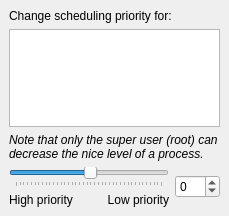
Qt form libs/libksysguard/processui/ReniceDlgUi.ui (RJVB/kdm5) before a commit.
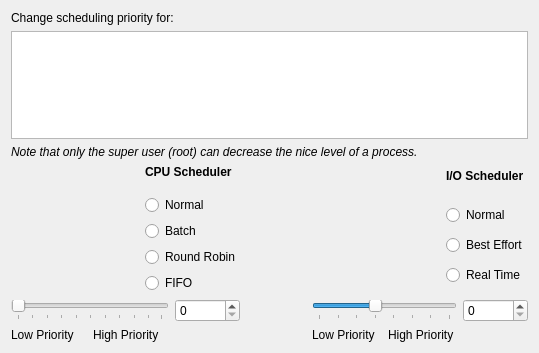
The same form after that commit. Icons and pictures are not drawn.

Commit message: Initial commit of renice dialog

Diff of the .ui file:
```diff
--- a/libs/libksysguard/processui/ReniceDlgUi.ui
+++ b/libs/libksysguard/processui/ReniceDlgUi.ui
@@ -5,17 +5,11 @@
    <rect>
     <x>0</x>
     <y>0</y>
-    <width>229</width>
-    <height>216</height>
+    <width>539</width>
+    <height>353</height>
    </rect>
   </property>
   <layout class="QVBoxLayout" >
-   <property name="margin" >
-    <number>9</number>
-   </property>
-   <property name="spacing" >
-    <number>6</number>
-   </property>
    <item>
     <widget class="QLabel" name="lblMessage1" >
      <property name="text" >
@@ -32,9 +26,7 @@
    <item>
     <widget class="QListWidget" name="listWidget" >
      <property name="sizePolicy" >
-      <sizepolicy>
-       <hsizetype>5</hsizetype>
-       <vsizetype>5</vsizetype>
+      <sizepolicy vsizetype="Preferred" hsizetype="Preferred" >
        <horstretch>0</horstretch>
        <verstretch>1</verstretch>
       </sizepolicy>
@@ -70,62 +62,334 @@
     </widget>
    </item>
    <item>
-    <layout class="QHBoxLayout" >
-     <property name="margin" >
-      <number>0</number>
-     </property>
-     <property name="spacing" >
-      <number>6</number>
-     </property>
-     <item>
+    <layout class="QGridLayout" >
+     <item row="0" column="0" >
+      <widget class="QLabel" name="imgCPU" >
+       <property name="minimumSize" >
+        <size>
+         <width>128</width>
+         <height>128</height>
+        </size>
+       </property>
+       <property name="maximumSize" >
+        <size>
+         <width>128</width>
+         <height>128</height>
+        </size>
+       </property>
+       <property name="text" >
+        <string/>
+       </property>
+       <property name="textFormat" >
+        <enum>Qt::AutoText</enum>
+       </property>
+       <property name="pixmap" >
+        <pixmap/>
+       </property>
+      </widget>
+     </item>
+     <item row="0" column="1" >
+      <layout class="QVBoxLayout" >
+       <item>
+        <widget class="QLabel" name="label" >
+         <property name="font" >
+          <font>
+           <weight>75</weight>
+           <bold>true</bold>
+          </font>
+         </property>
+         <property name="text" >
+          <string>CPU Scheduler</string>
+         </property>
+         <property name="alignment" >
+          <set>Qt::AlignLeading|Qt::AlignLeft|Qt::AlignTop</set>
+         </property>
+        </widget>
+       </item>
+       <item>
+        <widget class="QRadioButton" name="radioNormal" >
+         <property name="toolTip" >
+          <string>&lt;html>&lt;head>&lt;meta name="qrichtext" content="1" />&lt;style type="text/css">
+p, li { white-space: pre-wrap; }
+&lt;/style>&lt;/head>&lt;body style=" font-family:'Sans Serif'; font-size:9pt; font-weight:400; font-style:normal;">
+&lt;p style=" margin-top:0px; margin-bottom:0px; margin-left:0px; margin-right:0px; -qt-block-indent:0; text-indent:0px;">The standard time-sharing scheduler for processes without special requirements.&lt;/p>&lt;/body>&lt;/html></string>
+         </property>
+         <property name="whatsThis" >
+          <string>&lt;html>&lt;head>&lt;meta name="qrichtext" content="1" />&lt;style type="text/css">
+p, li { white-space: pre-wrap; }
+&lt;/style>&lt;/head>&lt;body style=" font-family:'Sans Serif'; font-size:9pt; font-weight:400; font-style:normal;">
+&lt;p style=" margin-top:0px; margin-bottom:0px; margin-left:0px; margin-right:0px; -qt-block-indent:0; text-indent:0px;">&lt;span style=" font-weight:600;">Normal Scheduling: Default Linux time-sharing  (Other)&lt;/span>&lt;/p>
+&lt;p style=" margin-top:0px; margin-bottom:0px; margin-left:0px; margin-right:0px; -qt-block-indent:0; text-indent:0px; font-weight:600;">Normal&lt;span style=" font-weight:400;"> is the standard Linux time-sharing scheduler that is intended for all processes that do not  require special static priority real-time mechanisms. The process to run is chosen from the list of other&lt;/span> Normal&lt;span style=" font-weight:400;"> or &lt;/span>Batch&lt;span style=" font-weight:400;"> processes based on a dynamic priority that is determined only inside this list. The dynamic priority is based on the priority level given and increased for each time-quantum the process is ready to run, but denied to run by the scheduler. This ensures fair progress among all Normal processes.&lt;/span>&lt;/p>&lt;/body>&lt;/html></string>
+         </property>
+         <property name="text" >
+          <string>Normal</string>
+         </property>
+        </widget>
+       </item>
+       <item>
+        <widget class="QRadioButton" name="radioBatch" >
+         <property name="toolTip" >
+          <string>&lt;html>&lt;head>&lt;meta name="qrichtext" content="1" />&lt;style type="text/css">
+p, li { white-space: pre-wrap; }
+&lt;/style>&lt;/head>&lt;body style=" font-family:'Sans Serif'; font-size:9pt; font-weight:400; font-style:normal;">
+&lt;p style=" margin-top:0px; margin-bottom:0px; margin-left:0px; margin-right:0px; -qt-block-indent:0; text-indent:0px;">For cpu-intensive non-interactive processes.  Process is mildly disfavoured in scheduling decisions.&lt;/p>&lt;/body>&lt;/html></string>
+         </property>
+         <property name="whatsThis" >
+          <string>&lt;html>&lt;head>&lt;meta name="qrichtext" content="1" />&lt;style type="text/css">
+p, li { white-space: pre-wrap; }
+&lt;/style>&lt;/head>&lt;body style=" font-family:'Sans Serif'; font-size:9pt; font-weight:400; font-style:normal;">
+&lt;p style=" margin-top:0px; margin-bottom:0px; margin-left:0px; margin-right:0px; -qt-block-indent:0; text-indent:0px;">&lt;span style=" font-weight:600;">Batch Scheduling&lt;/span>&lt;/p>
+&lt;p style=" margin-top:0px; margin-bottom:0px; margin-left:0px; margin-right:0px; -qt-block-indent:0; text-indent:0px; font-weight:600;">&lt;span style=" font-weight:400; font-style:italic;">(Since Linux 2.6.16.)&lt;/span>&lt;span style=" font-weight:400;"> This policy is similar to &lt;/span>Normal&lt;span style=" font-weight:400;">, except that this policy will cause the scheduler to always assume that the process is CPU-intensive.  Consequently, the scheduler will apply a small scheduling penalty so that this process is mildly disfavored in scheduling decisions. This policy is useful for workloads that are non-interactive, but do not want to lower their nice value, and for workloads that want a deterministic scheduling policy without interactivity causing extra preemptions (between the workload's tasks).&lt;/span>&lt;/p>&lt;/body>&lt;/html></string>
+         </property>
+         <property name="text" >
+          <string>Batch</string>
+         </property>
+        </widget>
+       </item>
+       <item>
+        <widget class="QRadioButton" name="radioRR" >
+         <property name="toolTip" >
+          <string>&lt;html>&lt;head>&lt;meta name="qrichtext" content="1" />&lt;style type="text/css">
+p, li { white-space: pre-wrap; }
+&lt;/style>&lt;/head>&lt;body style=" font-family:'Sans Serif'; font-size:9pt; font-weight:400; font-style:normal;">
+&lt;p style=" margin-top:0px; margin-bottom:0px; margin-left:0px; margin-right:0px; -qt-block-indent:0; text-indent:0px;">Process will run whenever runable.  Higher priority than Normal or Batch.  Has Timeslicing.&lt;/p>&lt;/body>&lt;/html></string>
+         </property>
+         <property name="whatsThis" >
+          <string>&lt;html>&lt;head>&lt;meta name="qrichtext" content="1" />&lt;style type="text/css">
+p, li { white-space: pre-wrap; }
+&lt;/style>&lt;/head>&lt;body style=" font-family:'Sans Serif'; font-size:9pt; font-weight:400; font-style:normal;">
+&lt;p style=" margin-top:0px; margin-bottom:0px; margin-left:0px; margin-right:0px; -qt-block-indent:0; text-indent:0px;">&lt;span style=" font-weight:600;">Round Robin Scheduling&lt;/span>&lt;/p>
+&lt;p style=" margin-top:0px; margin-bottom:0px; margin-left:0px; margin-right:0px; -qt-block-indent:0; text-indent:0px;">&lt;span style=" font-weight:600;">Round Robin&lt;/span> is a simple enhancement of &lt;span style=" font-weight:600;">FIFO&lt;/span>.  Everything described below for &lt;span style=" font-weight:600;">FIFO&lt;/span> also applies to &lt;span style=" font-weight:600;">Round Robin&lt;/span>, except that each process is only allowed to run for a maximum time quantum.&lt;/p>&lt;/body>&lt;/html></string>
+         </property>
+         <property name="text" >
+          <string>Round Robin</string>
+         </property>
+        </widget>
+       </item>
+       <item>
+        <widget class="QRadioButton" name="radioFIFO" >
+         <property name="toolTip" >
+          <string>&lt;html>&lt;head>&lt;meta name="qrichtext" content="1" />&lt;style type="text/css">
+p, li { white-space: pre-wrap; }
+&lt;/style>&lt;/head>&lt;body style=" font-family:'Sans Serif'; font-size:9pt; font-weight:400; font-style:normal;">
+&lt;p style=" margin-top:0px; margin-bottom:0px; margin-left:0px; margin-right:0px; -qt-block-indent:0; text-indent:0px;">Process will run whenever runable.  Higher priority that Normal or Batch.  No timeslicing.&lt;/p>&lt;/body>&lt;/html></string>
+         </property>
+         <property name="whatsThis" >
+          <string>&lt;html>&lt;head>&lt;meta name="qrichtext" content="1" />&lt;style type="text/css">
+p, li { white-space: pre-wrap; }
+&lt;/style>&lt;/head>&lt;body style=" font-family:'Sans Serif'; font-size:9pt; font-weight:400; font-style:normal;">
+&lt;p style=" margin-top:0px; margin-bottom:0px; margin-left:0px; margin-right:0px; -qt-block-indent:0; text-indent:0px;">&lt;span style=" font-weight:600;">First In-First Out Scheduling&lt;/span>&lt;/p>
+&lt;p style=" margin-top:0px; margin-bottom:0px; margin-left:0px; margin-right:0px; -qt-block-indent:0; text-indent:0px;">When  a  &lt;span style=" font-weight:600;">FIFO&lt;/span> process  becomes  runnable,  it  will always immediately preempt any currently running &lt;span style=" font-weight:600;">Normal&lt;/span> or &lt;span style=" font-weight:600;">Batch&lt;/span> process.&lt;/p>&lt;/body>&lt;/html></string>
+         </property>
+         <property name="text" >
+          <string>FIFO</string>
+         </property>
+        </widget>
+       </item>
+      </layout>
+     </item>
+     <item row="0" column="2" >
+      <spacer>
+       <property name="orientation" >
+        <enum>Qt::Horizontal</enum>
+       </property>
+       <property name="sizeType" >
+        <enum>QSizePolicy::MinimumExpanding</enum>
+       </property>
+       <property name="sizeHint" >
+        <size>
+         <width>40</width>
+         <height>20</height>
+        </size>
+       </property>
+      </spacer>
+     </item>
+     <item row="0" column="3" >
+      <widget class="QLabel" name="imgIO" >
+       <property name="minimumSize" >
+        <size>
+         <width>128</width>
+         <height>128</height>
+        </size>
+       </property>
+       <property name="maximumSize" >
+        <size>
+         <width>128</width>
+         <height>128</height>
+        </size>
+       </property>
+       <property name="text" >
+        <string/>
+       </property>
+       <property name="pixmap" >
+        <pixmap/>
+       </property>
+      </widget>
+     </item>
+     <item row="0" column="4" >
+      <layout class="QVBoxLayout" >
+       <item>
+        <widget class="QLabel" name="label_3" >
+         <property name="maximumSize" >
+          <size>
+           <width>16777215</width>
+           <height>26</height>
+          </size>
+         </property>
+         <property name="font" >
+          <font>
+           <weight>75</weight>
+           <bold>true</bold>
+          </font>
+         </property>
+         <property name="text" >
+          <string>I/O Scheduler</string>
+         </property>
+         <property name="alignment" >
+          <set>Qt::AlignLeading|Qt::AlignLeft|Qt::AlignTop</set>
+         </property>
+        </widget>
+       </item>
+       <item>
+        <widget class="QRadioButton" name="radioIdle" >
+         <property name="toolTip" >
+          <string>&lt;html>&lt;head>&lt;meta name="qrichtext" content="1" />&lt;style type="text/css">
+p, li { white-space: pre-wrap; }
+&lt;/style>&lt;/head>&lt;body style=" font-family:'Sans Serif'; font-size:9pt; font-weight:400; font-style:normal;">
+&lt;p style=" margin-top:0px; margin-bottom:0px; margin-left:0px; margin-right:0px; -qt-block-indent:0; text-indent:0px;">Process only gets to use the disk when no other process has used it very recently.&lt;/p>&lt;/body>&lt;/html></string>
+         </property>
+         <property name="whatsThis" >
+          <string>&lt;html>&lt;head>&lt;meta name="qrichtext" content="1" />&lt;style type="text/css">
+p, li { white-space: pre-wrap; }
+&lt;/style>&lt;/head>&lt;body style=" font-family:'Sans Serif'; font-size:9pt; font-weight:400; font-style:normal;">
+&lt;p style=" margin-top:0px; margin-bottom:0px; margin-left:0px; margin-right:0px; -qt-block-indent:0; text-indent:0px;">&lt;span style=" font-weight:600;">Normal Scheduling &lt;/span>&lt;span style=" font-weight:600;">(Idle)&lt;/span>&lt;/p>
+&lt;p style=" margin-top:0px; margin-bottom:0px; margin-left:0px; margin-right:0px; -qt-block-indent:0; text-indent:0px;">A  program running with &lt;span style=" font-weight:600;">Normal&lt;/span> I/O priority will only get disk time when no other program has asked for disk I/O for a defined grace period. The impact of &lt;span style=" font-weight:600;">Normal&lt;/span> I/O processes on normal system activity should be zero. Priority is not applicable to this scheduling class.&lt;/p>&lt;/body>&lt;/html></string>
+         </property>
+         <property name="text" >
+          <string>Normal</string>
+         </property>
+        </widget>
+       </item>
+       <item>
+        <widget class="QRadioButton" name="radioBestEffort" >
+         <property name="toolTip" >
+          <string>&lt;html>&lt;head>&lt;meta name="qrichtext" content="1" />&lt;style type="text/css">
+p, li { white-space: pre-wrap; }
+&lt;/style>&lt;/head>&lt;body style=" font-family:'Sans Serif'; font-size:9pt; font-weight:400; font-style:normal;">
+&lt;p style=" margin-top:0px; margin-bottom:0px; margin-left:0px; margin-right:0px; -qt-block-indent:0; text-indent:0px;">Process is given higher priority to access the disk than Normal.&lt;/p>&lt;/body>&lt;/html></string>
+         </property>
+         <property name="whatsThis" >
+          <string>&lt;html>&lt;head>&lt;meta name="qrichtext" content="1" />&lt;style type="text/css">
+p, li { white-space: pre-wrap; }
+&lt;/style>&lt;/head>&lt;body style=" font-family:'Sans Serif'; font-size:9pt; font-weight:400; font-style:normal;">
+&lt;p style=" margin-top:0px; margin-bottom:0px; margin-left:0px; margin-right:0px; -qt-block-indent:0; text-indent:0px;">&lt;span style=" font-weight:600;">Best Effort Scheduling&lt;/span>&lt;/p>
+&lt;p style=" margin-top:0px; margin-bottom:0px; margin-left:0px; margin-right:0px; -qt-block-indent:0; text-indent:0px;">Processes with a higher priority will take priority for access to the hard disk.  Programs running at the same &lt;span style=" font-weight:600;">Best Effort&lt;/span> priority are served in a &lt;span style=" font-weight:600;">Round Robin&lt;/span> fashion.&lt;/p>&lt;/body>&lt;/html></string>
+         </property>
+         <property name="text" >
+          <string>Best Effort</string>
+         </property>
+        </widget>
+       </item>
+       <item>
+        <widget class="QRadioButton" name="radioRealTime" >
+         <property name="toolTip" >
+          <string>&lt;html>&lt;head>&lt;meta name="qrichtext" content="1" />&lt;style type="text/css">
+p, li { white-space: pre-wrap; }
+&lt;/style>&lt;/head>&lt;body style=" font-family:'Sans Serif'; font-size:9pt; font-weight:400; font-style:normal;">
+&lt;p style=" margin-top:0px; margin-bottom:0px; margin-left:0px; margin-right:0px; -qt-block-indent:0; text-indent:0px;">Process gets immediate access to the hard disk whenever needed, regardless of what else is going on.&lt;/p>&lt;/body>&lt;/html></string>
+         </property>
+         <property name="whatsThis" >
+          <string>&lt;html>&lt;head>&lt;meta name="qrichtext" content="1" />&lt;style type="text/css">
+p, li { white-space: pre-wrap; }
+&lt;/style>&lt;/head>&lt;body style=" font-family:'Sans Serif'; font-size:9pt; font-weight:400; font-style:normal;">
+&lt;p style=" margin-top:0px; margin-bottom:0px; margin-left:0px; margin-right:0px; -qt-block-indent:0; text-indent:0px;">&lt;span style=" font-weight:600;">Real Time Scheduling&lt;/span>&lt;/p>
+&lt;p style=" margin-top:0px; margin-bottom:0px; margin-left:0px; margin-right:0px; -qt-block-indent:0; text-indent:0px;">The &lt;span style=" font-weight:600;">Real Time&lt;/span> scheduling class is given first access to the disk, regardless of what else is going on in the system. Thus the &lt;span style=" font-weight:600;">Real Time&lt;/span> class needs to be used with some care,  as  it  can  starve other processes. As with the &lt;span style=" font-weight:600;">Best Effort&lt;/span> class, 8 priority levels are defined denoting how big a time slice a given process will receive on each scheduling window&lt;/p>&lt;/body>&lt;/html></string>
+         </property>
+         <property name="text" >
+          <string>Real Time</string>
+         </property>
+        </widget>
+       </item>
+      </layout>
+     </item>
+     <item row="1" column="0" colspan="2" >
       <layout class="QGridLayout" >
-       <property name="margin" >
-        <number>0</number>
-       </property>
-       <property name="spacing" >
-        <number>6</number>
-       </property>
-       <item row="1" column="1" >
-        <widget class="QLabel" name="label_2" >
-         <property name="text" >
-          <string>Low priority</string>
+       <item row="0" column="0" colspan="2" >
+        <widget class="QSlider" name="sliderCPU" >
+         <property name="orientation" >
+          <enum>Qt::Horizontal</enum>
          </property>
-         <property name="alignment" >
-          <set>Qt::AlignRight|Qt::AlignTop|Qt::AlignTrailing</set>
+         <property name="tickPosition" >
+          <enum>QSlider::TicksBelow</enum>
+         </property>
+        </widget>
+       </item>
+       <item row="0" column="2" >
+        <widget class="QSpinBox" name="spinCPU" >
+         <property name="minimumSize" >
+          <size>
+           <width>65</width>
+           <height>23</height>
+          </size>
+         </property>
+         <property name="maximumSize" >
+          <size>
+           <width>65</width>
+           <height>23</height>
+          </size>
          </property>
         </widget>
        </item>
        <item row="1" column="0" >
-        <widget class="QLabel" name="lblHighPriority" >
+        <widget class="QLabel" name="lblCpuLow" >
          <property name="text" >
-          <string>High priority</string>
+          <string>Low Priority</string>
          </property>
-         <property name="alignment" >
-          <set>Qt::AlignLeading|Qt::AlignLeft|Qt::AlignTop</set>
+        </widget>
+       </item>
+       <item row="1" column="1" >
+        <widget class="QLabel" name="lblCpuHigh" >
+         <property name="layoutDirection" >
+          <enum>Qt::RightToLeft</enum>
          </property>
+         <property name="text" >
+          <string>High Priority</string>
+         </property>
         </widget>
        </item>
+      </layout>
+     </item>
+     <item row="1" column="2" >
+      <spacer>
+       <property name="orientation" >
+        <enum>Qt::Horizontal</enum>
+       </property>
+       <property name="sizeType" >
+        <enum>QSizePolicy::MinimumExpanding</enum>
+       </property>
+       <property name="sizeHint" >
+        <size>
+         <width>40</width>
+         <height>20</height>
+        </size>
+       </property>
+      </spacer>
+     </item>
+     <item row="1" column="3" colspan="2" >
+      <layout class="QGridLayout" >
        <item row="0" column="0" colspan="2" >
-        <widget class="QSlider" name="sliderPriority" >
-         <property name="sizePolicy" >
-          <sizepolicy>
-           <hsizetype>7</hsizetype>
-           <vsizetype>0</vsizetype>
-           <horstretch>1</horstretch>
-           <verstretch>0</verstretch>
-          </sizepolicy>
-         </property>
-         <property name="focusPolicy" >
-          <enum>Qt::NoFocus</enum>
-         </property>
-         <property name="minimum" >
-          <number>-20</number>
-         </property>
+        <widget class="QSlider" name="sliderIO" >
          <property name="maximum" >
-          <number>19</number>
+          <number>7</number>
          </property>
          <property name="pageStep" >
-          <number>4</number>
+          <number>1</number>
+         </property>
+         <property name="value" >
+          <number>3</number>
+         </property>
+         <property name="sliderPosition" >
+          <number>3</number>
          </property>
          <property name="orientation" >
           <enum>Qt::Horizontal</enum>
@@ -133,20 +397,43 @@
          <property name="tickPosition" >
           <enum>QSlider::TicksBelow</enum>
          </property>
+         <property name="tickInterval" >
+          <number>1</number>
+         </property>
+        </widget>
+       </item>
+       <item row="0" column="2" >
+        <widget class="QSpinBox" name="spinIO" >
+         <property name="minimumSize" >
+          <size>
+           <width>65</width>
+           <height>23</height>
+          </size>
+         </property>
+         <property name="maximumSize" >
+          <size>
+           <width>65</width>
+           <height>23</height>
+          </size>
+         </property>
+        </widget>
+       </item>
+       <item row="1" column="0" >
+        <widget class="QLabel" name="lblIOLow" >
+         <property name="text" >
+          <string>Low Priority</string>
+         </property>
+        </widget>
+       </item>
+       <item row="1" column="1" >
+        <widget class="QLabel" name="lblIOHigh" >
+         <property name="text" >
+          <string>High Priority</string>
+         </property>
         </widget>
        </item>
       </layout>
      </item>
-     <item>
-      <widget class="QSpinBox" name="spinBoxPriority" >
-       <property name="maximum" >
-        <number>19</number>
-       </property>
-       <property name="minimum" >
-        <number>-20</number>
-       </property>
-      </widget>
-     </item>
     </layout>
    </item>
   </layout>
```
Left out of the diff: 217 changed lines with no effect on the pictures. The commit also changes 3 other files.
